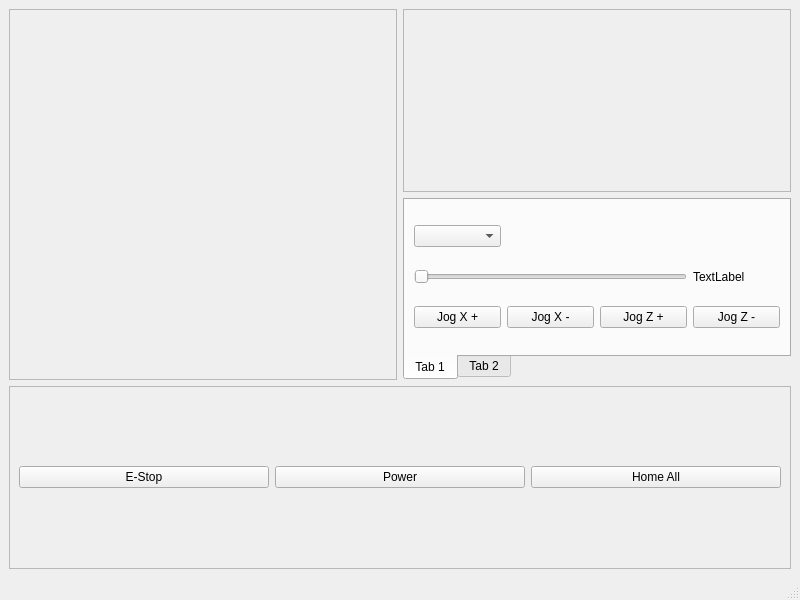
Above: examples/lathe/lathe.ui from jethornton/flexgui before the change. Below: the same form after it.
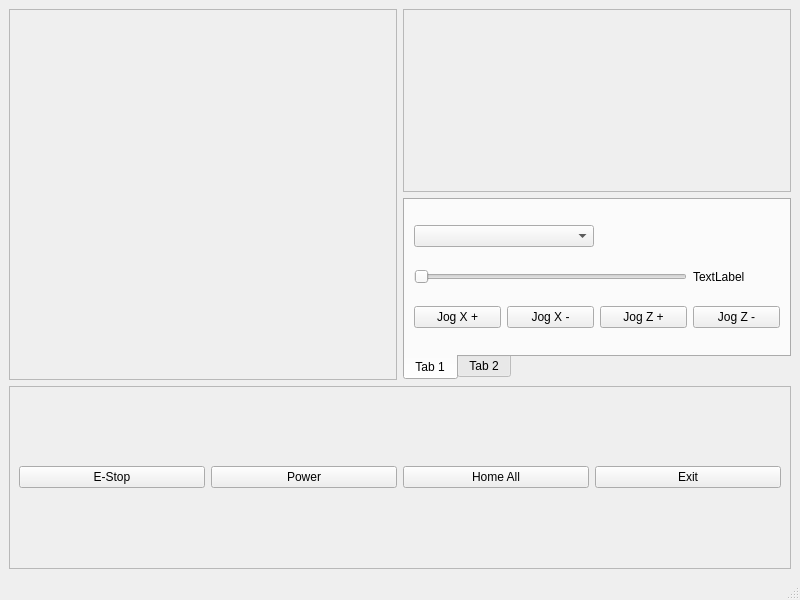
That is the form after the change.

Diff of the .ui file:
```diff
--- a/examples/lathe/lathe.ui
+++ b/examples/lathe/lathe.ui
@@ -62,9 +62,6 @@
           </property>
          </widget>
         </item>
-        <item row="0" column="0">
-         <widget class="QComboBox" name="jog_modes_cb"/>
-        </item>
         <item row="2" column="3">
          <widget class="QPushButton" name="jog_minus_pb_1">
           <property name="text">
@@ -86,6 +83,9 @@
           </property>
          </widget>
         </item>
+        <item row="0" column="0" colspan="2">
+         <widget class="QComboBox" name="jog_modes_cb"/>
+        </item>
        </layout>
       </widget>
       <widget class="QWidget" name="tab_2">
@@ -131,6 +131,13 @@
          </property>
         </widget>
        </item>
+       <item row="0" column="3">
+        <widget class="QPushButton" name="quit_pb">
+         <property name="text">
+          <string>Exit</string>
+         </property>
+        </widget>
+       </item>
       </layout>
      </widget>
     </item>
```
Left out of the diff: 4 changed lines with no effect on the pictures.
